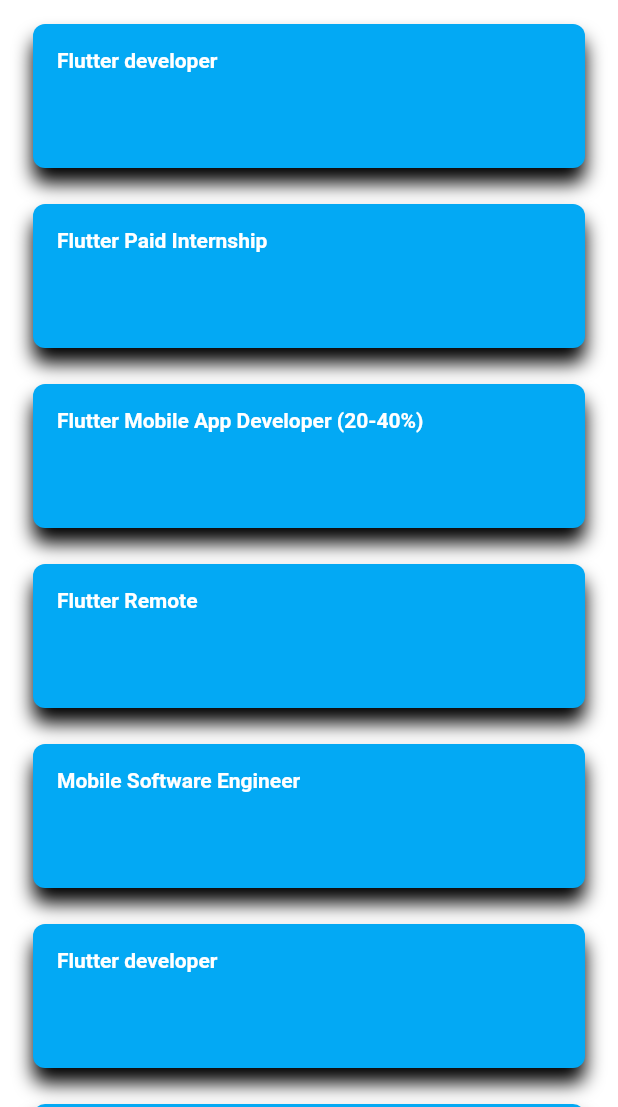
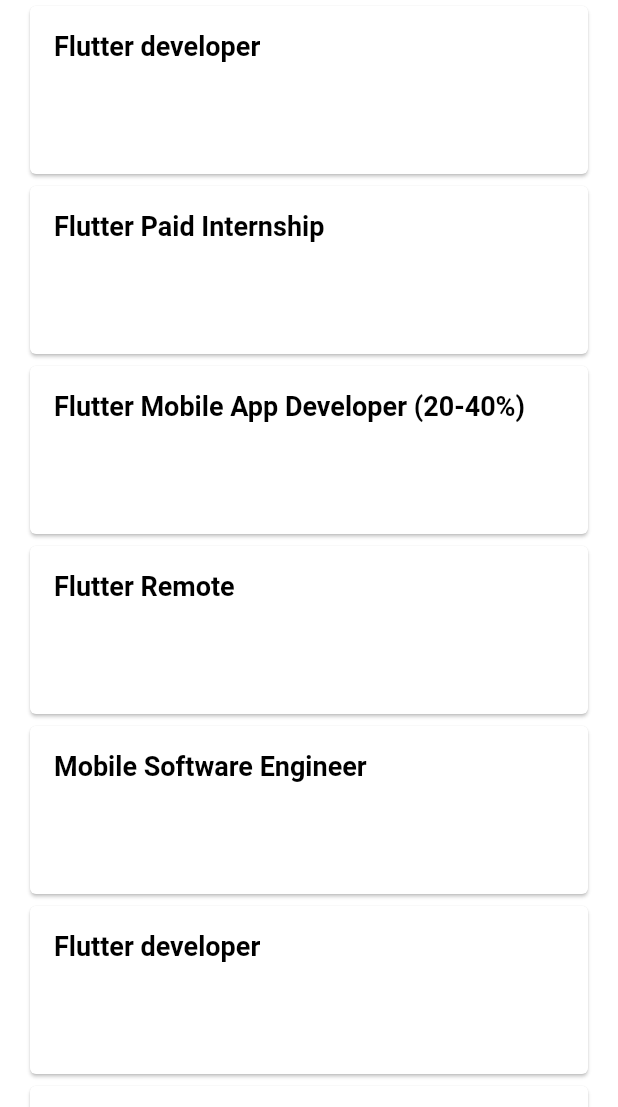
Before and after one commit to Rodrigolmti/newstter-flutter-hackathon, a Flutter app: the screen it shows after launch, tab 3 chosen, on a phone screen of 412 x 824 dp, the part 129-1236 px from its top. Run offline on Flutter 3.47's test engine with Material 2 defaults, Android fonts, the phone set to English and light mode, and no system bars; missing offline and left inert: flutter_webview_plugin, hack19; Roboto replaces fonts that are missing (Poppins).

Commit message:
transformando em card

```diff
--- a/lib/Theme.dart
+++ b/lib/Theme.dart
@@ -5,7 +5,7 @@ class Colors {
 
   static const Color jobCard = const Color(0xFF8685E5);
   static const Color jobPageBackground = const Color(0xFFFFFFFF);
-  static const Color jobTitle = const Color(0xFFFFFFFF);
+  static const Color jobTitle = const Color(0xFF000000);
   static const Color jobDescription = const Color(0x66FFFFFF);
   static const Color jobLocation = const Color(0x66FFFFFF);
   static const Color background = const Color(0x66E7E8EC);
@@ -19,7 +19,7 @@ class TextStyles {
       color: Colors.jobTitle,
       fontFamily: 'Poppins',
       fontWeight: FontWeight.w600,
-      fontSize: 14.0);
+      fontSize: 18.0);
 
   static const TextStyle jobLocation = const TextStyle(
       color: Colors.jobLocation,
--- a/lib/screens/jobs/job_row.dart
+++ b/lib/screens/jobs/job_row.dart
@@ -9,19 +9,8 @@ class JobRow extends StatelessWidget {
 
   @override
   Widget build(BuildContext context) {
-    final jobCard = new Container(
-        margin: const EdgeInsets.only(left: 6.0, right: 6.0),
-        decoration: new BoxDecoration(
-          color: Colors.lightBlue,
-          shape: BoxShape.rectangle,
-          borderRadius: new BorderRadius.circular(8.0),
-          boxShadow: <BoxShadow>[
-            new BoxShadow(
-                color: Colors.black,
-                blurRadius: 10.0,
-                offset: new Offset(0.0, 10.0))
-          ],
-        ),
+    final jobCard = new Card(
+        // margin: const EdgeInsets.only(left: 6.0, right: 6.0),
         child: new Container(
             margin: const EdgeInsets.only(top: 16.0, left: 16.0),
             constraints: new BoxConstraints.expand(),
@@ -32,8 +21,8 @@ class JobRow extends StatelessWidget {
                 ])));
 
     return new Container(
-      height: 40.0,
-      margin: const EdgeInsets.only(top: 16.0, bottom: 8.0),
+      height: 80.0,
+      // margin: const EdgeInsets.only(top: 16.0, bottom: 8.0),
       child: new FlatButton(
         onPressed: () => _navigateTo(context, job.url),
         child: new Stack(
```
